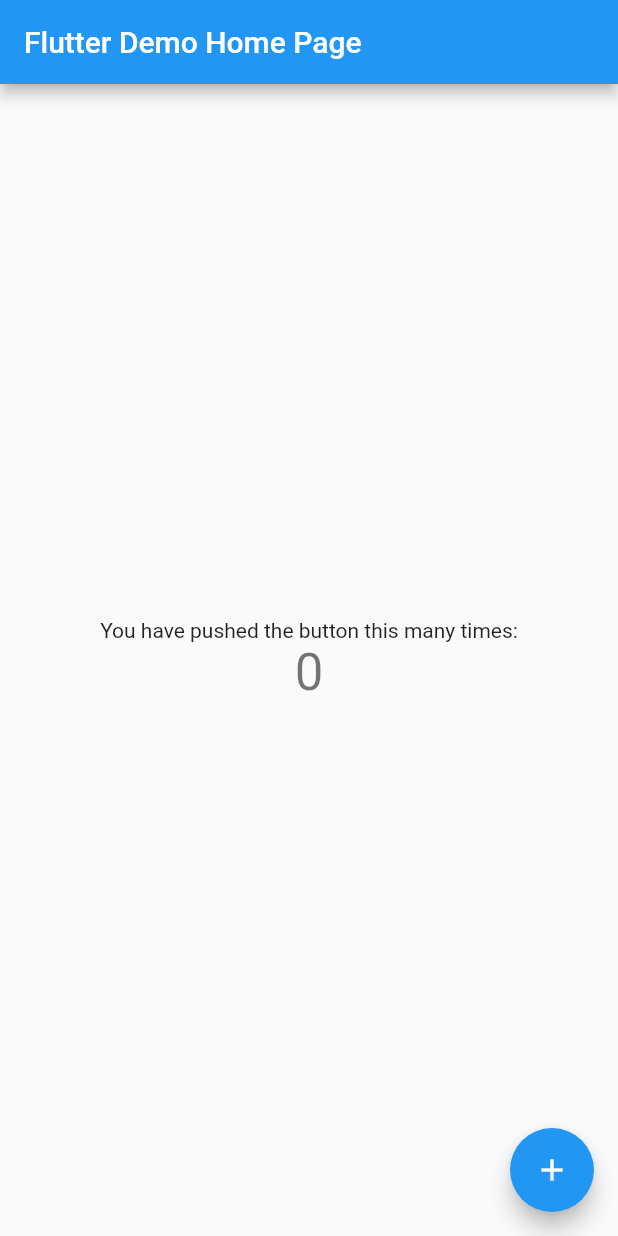
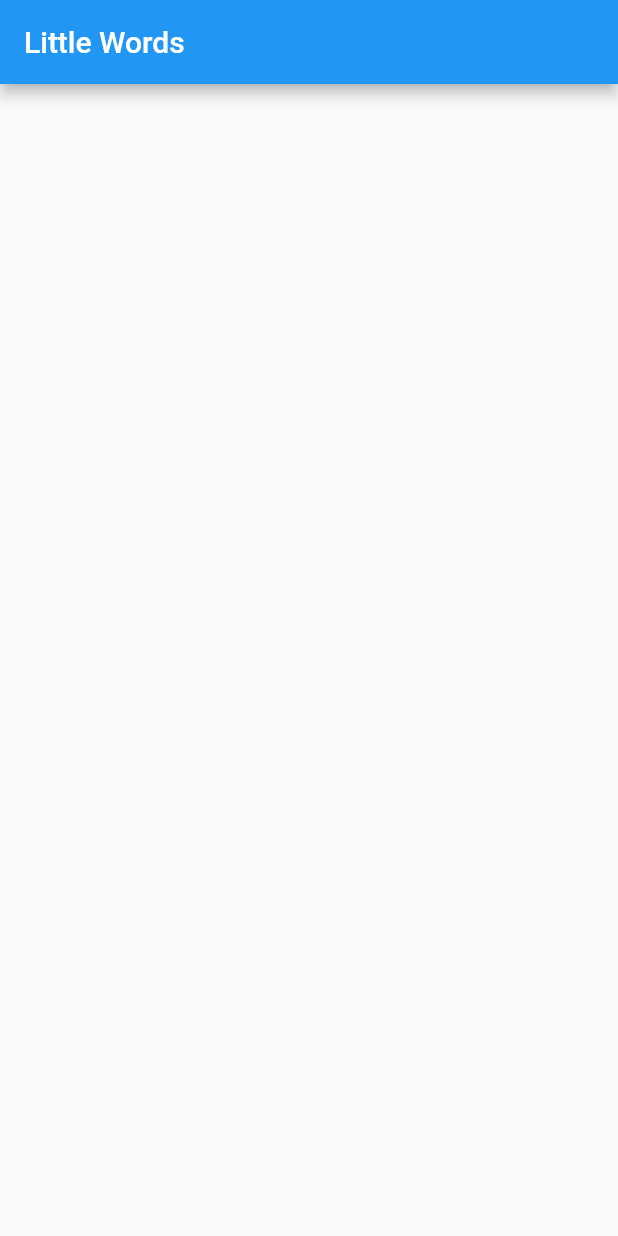
Before and after one commit to BenjaminFalcon27/Little-Words, a Flutter app: the screen it shows after launch, on a phone screen of 412 x 824 dp. Run offline on Flutter 3.47's test engine with Material 2 defaults, Android fonts, the phone set to English and light mode, and no system bars.

Commit message:
delete comments/unused elements

```diff
--- a/lib/main.dart
+++ b/lib/main.dart
@@ -1,4 +1,5 @@
 import 'package:flutter/material.dart';
+
 //Polo
 //Gogo
 void main() {
@@ -14,34 +15,15 @@
     return MaterialApp(
       title: 'Flutter Demo',
       theme: ThemeData(
-        // This is the theme of your application.
-        //
-        // Try running your application with "flutter run". You'll see the
-        // application has a blue toolbar. Then, without quitting the app, try
-        // changing the primarySwatch below to Colors.green and then invoke
-        // "hot reload" (press "r" in the console where you ran "flutter run",
-        // or simply save your changes to "hot reload" in a Flutter IDE).
-        // Notice that the counter didn't reset back to zero; the application
-        // is not restarted.
         primarySwatch: Colors.blue,
       ),
-      home: const MyHomePage(title: 'Flutter Demo Home Page'),
+      home: const MyHomePage(title: 'Little Words'),
     );
   }
 }
 
 class MyHomePage extends StatefulWidget {
   const MyHomePage({super.key, required this.title});
-
-  // This widget is the home page of your application. It is stateful, meaning
-  // that it has a State object (defined below) that contains fields that affect
-  // how it looks.
-
-  // This class is the configuration for the state. It holds the values (in this
-  // case the title) provided by the parent (in this case the App widget) and
-  // used by the build method of the State. Fields in a Widget subclass are
-  // always marked "final".
-
   final String title;
 
   @override
@@ -53,64 +35,22 @@
 
   void _incrementCounter() {
     setState(() {
-      // This call to setState tells the Flutter framework that something has
-      // changed in this State, which causes it to rerun the build method below
-      // so that the display can reflect the updated values. If we changed
-      // _counter without calling setState(), then the build method would not be
-      // called again, and so nothing would appear to happen.
       _counter++;
     });
   }
 
   @override
   Widget build(BuildContext context) {
-    // This method is rerun every time setState is called, for instance as done
-    // by the _incrementCounter method above.
-    //
-    // The Flutter framework has been optimized to make rerunning build methods
-    // fast, so that you can just rebuild anything that needs updating rather
-    // than having to individually change instances of widgets.
     return Scaffold(
       appBar: AppBar(
-        // Here we take the value from the MyHomePage object that was created by
-        // the App.build method, and use it to set our appbar title.
         title: Text(widget.title),
       ),
       body: Center(
-        // Center is a layout widget. It takes a single child and positions it
-        // in the middle of the parent.
         child: Column(
-          // Column is also a layout widget. It takes a list of children and
-          // arranges them vertically. By default, it sizes itself to fit its
-          // children horizontally, and tries to be as tall as its parent.
-          //
-          // Invoke "debug painting" (press "p" in the console, choose the
-          // "Toggle Debug Paint" action from the Flutter Inspector in Android
-          // Studio, or the "Toggle Debug Paint" command in Visual Studio Code)
-          // to see the wireframe for each widget.
-          //
-          // Column has various properties to control how it sizes itself and
-          // how it positions its children. Here we use mainAxisAlignment to
-          // center the children vertically; the main axis here is the vertical
-          // axis because Columns are vertical (the cross axis would be
-          // horizontal).
           mainAxisAlignment: MainAxisAlignment.center,
-          children: <Widget>[
-            const Text(
-              'You have pushed the button this many times:',
-            ),
-            Text(
-              '$_counter',
-              style: Theme.of(context).textTheme.headline4,
-            ),
-          ],
+          children: <Widget>[],
         ),
       ),
-      floatingActionButton: FloatingActionButton(
-        onPressed: _incrementCounter,
-        tooltip: 'Increment',
-        child: const Icon(Icons.add),
-      ), // This trailing comma makes auto-formatting nicer for build methods.
     );
   }
 }
--- a/pubspec.yaml
+++ b/pubspec.yaml
@@ -32,6 +32,7 @@
   flutter:
     sdk: flutter
 
+  flutter_osm_plugin: ^0.40.3+2
 
   # The following adds the Cupertino Icons font to your application.
   # Use with the CupertinoIcons class for iOS style icons.
```
Also changed, not shown: pubspec.lock, 11 other files.
